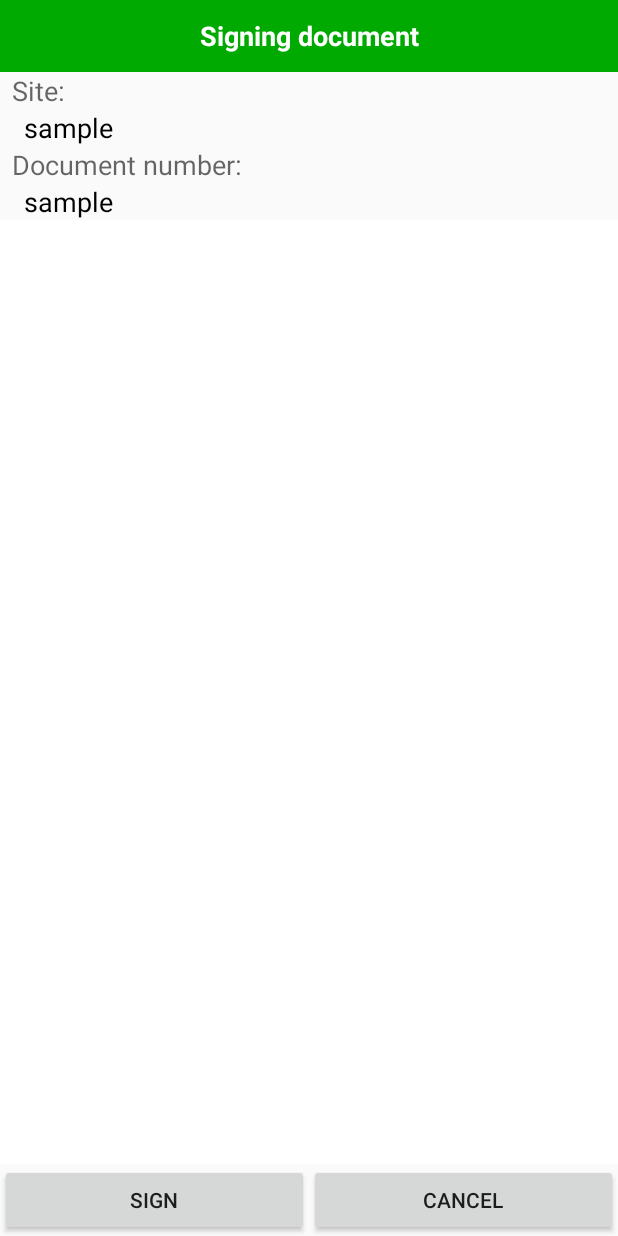
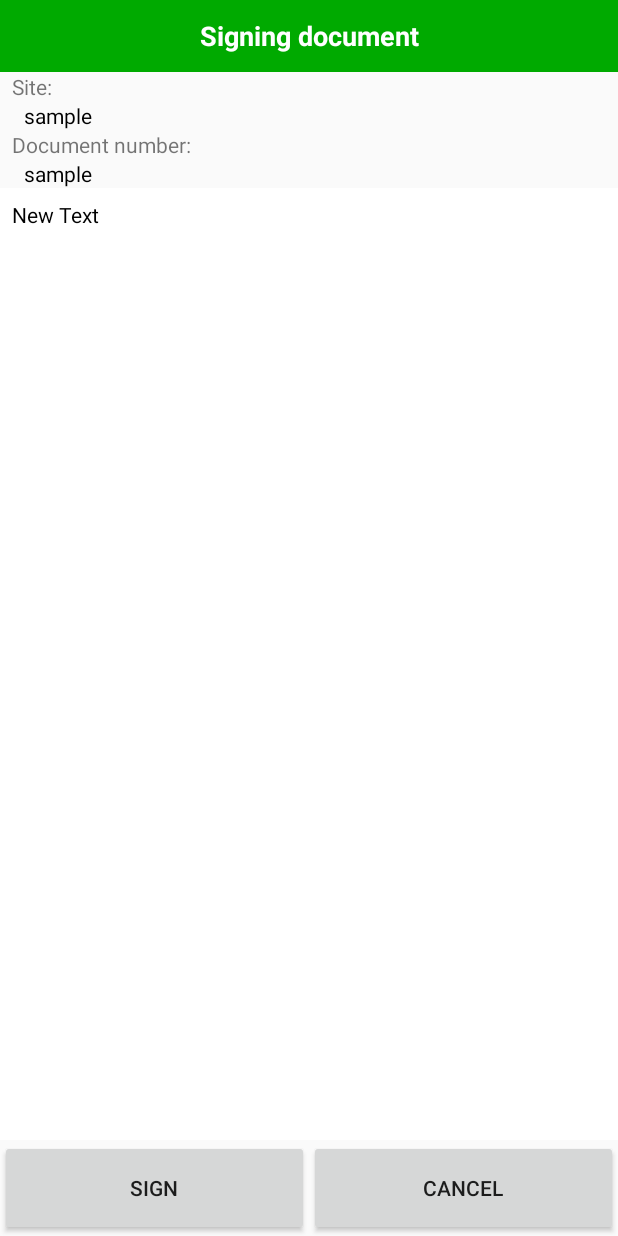
Before and after one commit to UncleAndy/sign_doc, an Android app: the DoSign screen opened directly, with no data from a screen before it, on a phone screen of 412 x 824 dp. Run offline under Robolectric (Android 15) with nearby library versions, the phone set to English and light mode, and no system bars; 7 statements that could not run were skipped.

```diff
--- a/app/src/main/res/layout/do_sign.xml
+++ b/app/src/main/res/layout/do_sign.xml
@@ -27,12 +27,13 @@
         <LinearLayout
             android:orientation="vertical"
             android:layout_width="fill_parent"
-            android:layout_height="wrap_content">
+            android:layout_height="fill_parent"
+            android:layout_weight="1">
 
             <TextView
                 android:layout_width="wrap_content"
                 android:layout_height="wrap_content"
-                android:textAppearance="?android:attr/textAppearanceMedium"
+                android:textAppearance="?android:attr/textAppearanceSmall"
                 android:text="@string/txt_doc_site"
                 android:id="@+id/textView3"
                 android:layout_marginLeft="8dp" />
@@ -40,7 +41,7 @@
             <TextView
                 android:layout_width="wrap_content"
                 android:layout_height="wrap_content"
-                android:textAppearance="?android:attr/textAppearanceMedium"
+                android:textAppearance="?android:attr/textAppearanceSmall"
                 android:id="@+id/textDocSite"
                 android:textColor="@color/black"
                 android:layout_marginLeft="16dp"
@@ -48,7 +49,7 @@
             <TextView
                 android:layout_width="wrap_content"
                 android:layout_height="wrap_content"
-                android:textAppearance="?android:attr/textAppearanceMedium"
+                android:textAppearance="?android:attr/textAppearanceSmall"
                 android:text="@string/txt_doc_id"
                 android:id="@+id/textView5"
                 android:layout_marginLeft="8dp" />
@@ -56,26 +57,30 @@
             <TextView
                 android:layout_width="wrap_content"
                 android:layout_height="wrap_content"
-                android:textAppearance="?android:attr/textAppearanceMedium"
+                android:textAppearance="?android:attr/textAppearanceSmall"
                 android:text="sample"
                 android:id="@+id/textDocId"
                 android:textColor="@color/black"
                 android:layout_marginLeft="16dp" />
-        </LinearLayout>
 
-        <LinearLayout
-            android:orientation="vertical"
-            android:layout_width="fill_parent"
-            android:layout_height="wrap_content"
-            android:layout_weight="1"
-            android:gravity="bottom">
-
-            <ListView
-                android:layout_width="wrap_content"
+            <ScrollView
+                android:id="@+id/sv"
+                android:layout_width="fill_parent"
                 android:layout_height="fill_parent"
-                android:id="@+id/listData"
-                android:background="@color/white" />
-
+                android:background="@color/white">
+                <TextView
+                    android:layout_width="fill_parent"
+                    android:layout_height="fill_parent"
+                    android:text="New Text"
+                    android:id="@+id/textHtmlDoc"
+                    android:background="@color/white"
+                    android:textColor="@color/black"
+                    android:autoLink="none"
+                    android:padding="8dp"
+                    android:autoText="false"
+                    android:elegantTextHeight="false"
+                    android:nestedScrollingEnabled="false" />
+            </ScrollView>
         </LinearLayout>
 
         <LinearLayout
@@ -86,14 +91,14 @@
 
             <Button
                 android:layout_width="0dp"
-                android:layout_height="wrap_content"
+                android:layout_height="64dp"
                 android:text="@string/btn_do_sign"
                 android:id="@+id/btnSign"
                 android:layout_weight="1" />
 
             <Button
                 android:layout_width="0dp"
-                android:layout_height="wrap_content"
+                android:layout_height="64dp"
                 android:text="@string/btn_sign_cancel"
                 android:id="@+id/btnSignCancel"
                 android:layout_weight="1" />
```
Also changed, not shown: app/src/main/java/org/gplvote/signdoc/DoSign.java (+10 -17 lines).
